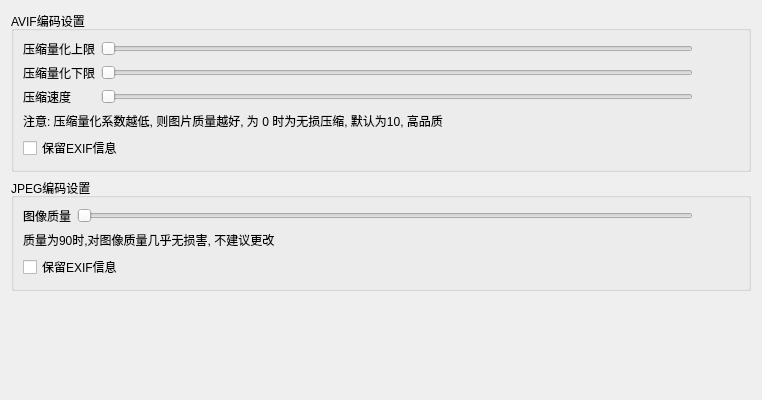
First picture: the form in dialogsettings.ui, repository jj11hh/qavif-convert, before the edit; both pictures show x 0 to 762 and y 0 to 400 of the 762 by 576 pixel window.
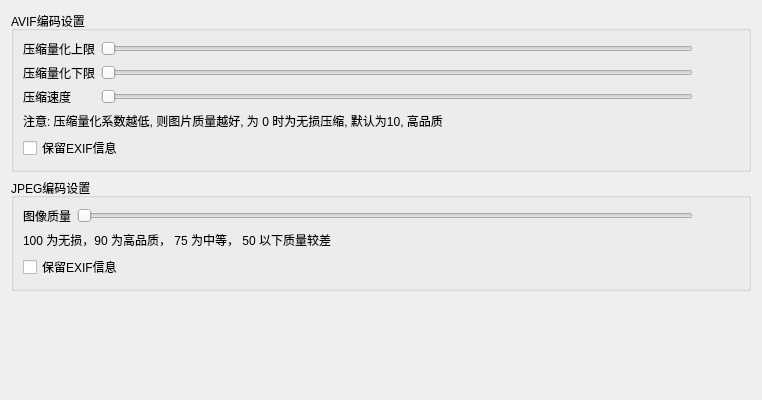
Second picture: the form after the edit.

Commit message: format translate between turbojpeg and avif

```diff
--- a/dialogsettings.ui
+++ b/dialogsettings.ui
@@ -190,7 +190,7 @@
       <item>
        <widget class="QLabel" name="label_5">
         <property name="text">
-         <string>质量为90时,对图像质量几乎无损害, 不建议更改</string>
+         <string>100 为无损，90 为高品质， 75 为中等， 50 以下质量较差</string>
         </property>
        </widget>
       </item>
```
The commit also changes 2 other files.
